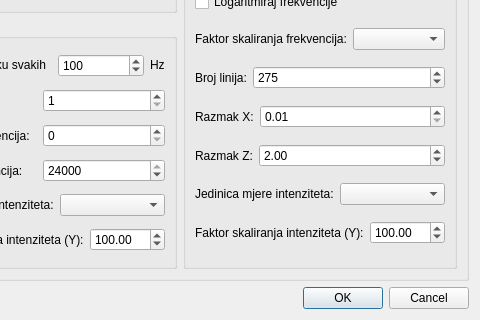
Before: the Qt Designer form Software/audio-visualizer/settingsdialog.ui in mkovac700/diplomski-rad, drawn with Qt 5; both pictures show x 120 to 600 and y 213 to 533 of the 600 by 533 pixel window.
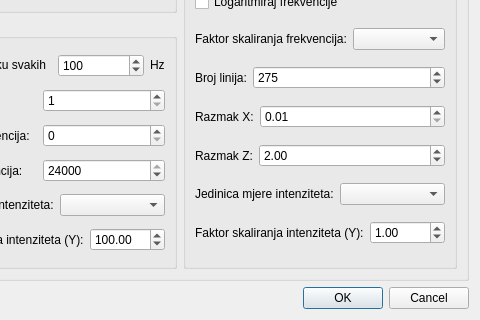
After: the same form once the commit is applied.

Patch:
```diff
--- a/Software/audio-visualizer/settingsdialog.ui
+++ b/Software/audio-visualizer/settingsdialog.ui
@@ -511,7 +511,7 @@
               <double>0.100000000000000</double>
              </property>
              <property name="value">
-              <double>100.000000000000000</double>
+              <double>1.000000000000000</double>
              </property>
             </widget>
            </item>
```
